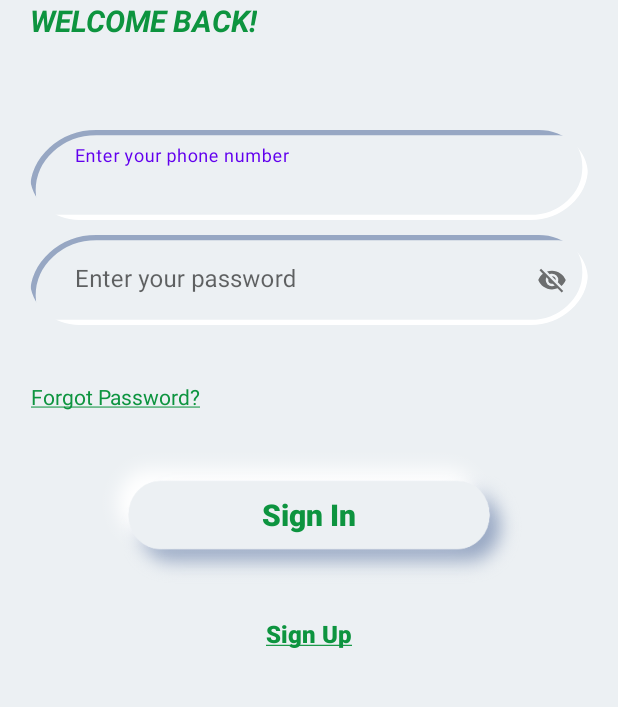
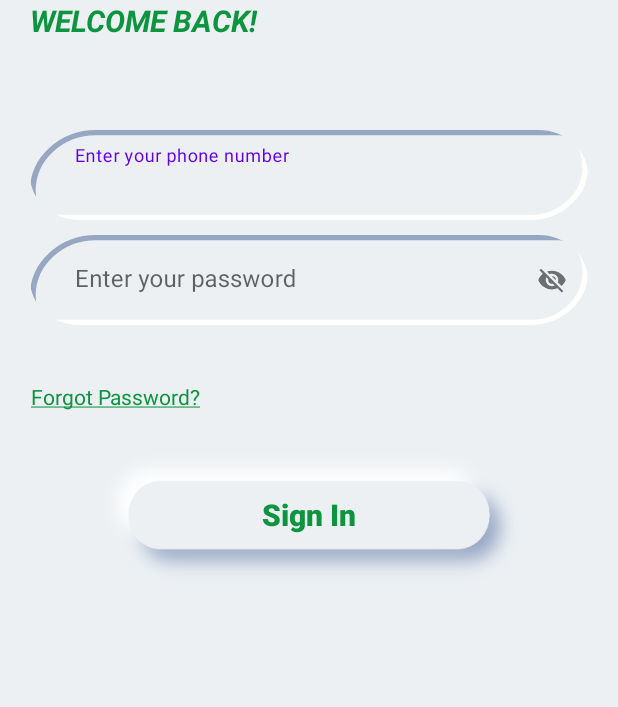
Before and after one commit to ayushRaj-android/goGreenOwner, an Android app: the screen it shows after launch (LoginActivity), on a phone screen of 412 x 824 dp, the part 330-1037 px from its top. Run offline under Robolectric (Android 15) with nearby library versions, the light colour scheme and no system bars; pictures from the network do not load.

Commit message:
removed signup

```diff
--- a/app/src/main/java/com/ata/gogreenowner/Activity/LoginActivity.java
+++ b/app/src/main/java/com/ata/gogreenowner/Activity/LoginActivity.java
@@ -45,7 +45,6 @@ public class LoginActivity extends BaseActivity {
 
         phoneText = findViewById(R.id.phone_edit);
         passwordText = findViewById(R.id.password_edit);
-        signUpButton = findViewById(R.id.signUpButton);
         signInButton = findViewById(R.id.signInButton);
         errorTV = findViewById(R.id.errorTV);
         forgotPasswordTV = findViewById(R.id.forgot_password_tv);
--- a/app/src/main/res/layout/activity_login.xml
+++ b/app/src/main/res/layout/activity_login.xml
@@ -26,9 +26,9 @@
             android:layout_below="@id/logoImage"
             android:layout_marginLeft="20dp"
             android:text="@string/welcome_back"
+            android:textColor="@color/colorAccent"
             android:textSize="20sp"
-            android:textColor="@color/colorAccent"
-            android:textStyle="bold|italic"/>
+            android:textStyle="bold|italic" />
 
         <TextView
             android:id="@+id/errorTV"
@@ -129,23 +129,6 @@
             android:textColor="@color/colorAccent"
             android:background="@drawable/elevated_button"/>
 
-        <androidx.appcompat.widget.AppCompatButton
-            android:id="@+id/signUpButton"
-            android:layout_width="wrap_content"
-            android:layout_height="wrap_content"
-            android:layout_below="@id/signInButton"
-            android:layout_centerHorizontal="true"
-            android:text="@string/underlined_signUp"
-            android:clickable="true"
-            android:textStyle="bold"
-            android:layout_marginTop="5dp"
-            android:textSize="16sp"
-            android:gravity="center"
-            android:textAllCaps="false"
-            android:textColor="@color/colorAccent"
-            android:background="@color/colorWhiteTransparent"/>
-
-
     </RelativeLayout>
 
 </ScrollView>
```
